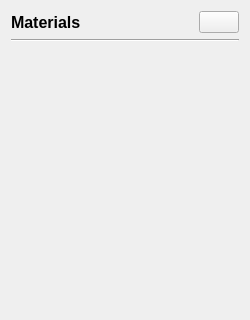
nextfoam/baram, file view/setup/materials/material_page.ui: the form before one commit; both pictures show x 0 to 250 and y 0 to 320 of the 250 by 500 pixel window.
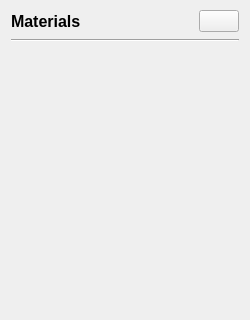
The form after the commit. Icons and pictures are not drawn.

Commit message: title widget 크기 변경

```diff
--- a/view/setup/materials/material_page.ui
+++ b/view/setup/materials/material_page.ui
@@ -14,6 +14,9 @@
    <string>Form</string>
   </property>
   <layout class="QVBoxLayout" name="verticalLayout">
+   <property name="topMargin">
+    <number>9</number>
+   </property>
    <item>
     <widget class="QWidget" name="widget" native="true">
      <layout class="QHBoxLayout" name="horizontalLayout">
@@ -30,7 +33,13 @@
        <number>0</number>
       </property>
       <item>
-       <widget class="QLabel" name="label">
+       <widget class="QLabel" name="title">
+        <property name="minimumSize">
+         <size>
+          <width>0</width>
+          <height>24</height>
+         </size>
+        </property>
         <property name="font">
          <font>
           <pointsize>12</pointsize>
```
The commit also changes 5 other files.
